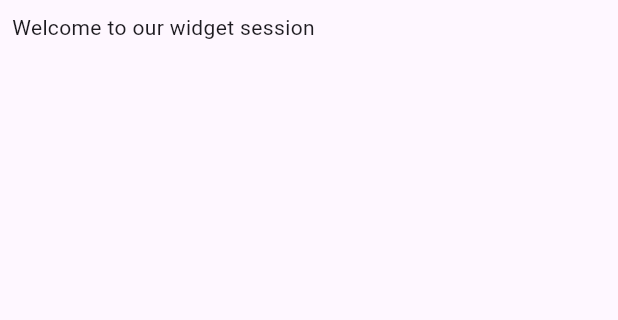
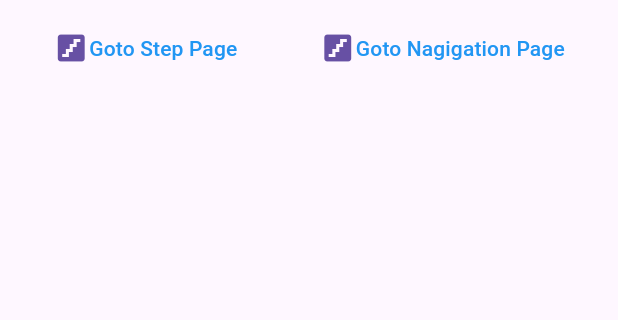
Before and after one commit to mhbabu/common_widget, a Flutter app: the screen it shows after launch, on a phone screen of 412 x 824 dp, the part 84-404 px from its top. Run offline on Flutter 3.47's test engine with Material 3 defaults, Android fonts, the light colour scheme and no system bars; our stand-ins replace flutter_svg.

Commit message:
NavigationScreen issue solved

```diff
--- a/lib/home_screen.dart
+++ b/lib/home_screen.dart
@@ -1,5 +1,6 @@
 import 'package:flutter/material.dart';
-import 'package:flutter_svg/flutter_svg.dart';
+import 'package:my_widget/navigationbar_screen.dart';
+import 'package:my_widget/step_screen.dart';
 
 class HomeScreen extends StatefulWidget {
   const HomeScreen({super.key});
@@ -26,7 +27,49 @@ class _HomeScreenState extends State<HomeScreen> {
       body: SafeArea(
         child: Padding(
           padding: EdgeInsets.all(8.0),
-          child: Text('Welcome to our widget session'),
+          child: Row(
+            mainAxisAlignment: MainAxisAlignment.spaceAround,
+            children: [
+              TextButton(
+                onPressed: () {
+                  Navigator.push(
+                    context,
+                    MaterialPageRoute(builder: (context) => const StepScreen()),
+                  );
+                },
+                child: Row(
+                  mainAxisSize: MainAxisSize.min,
+                  children: [
+                    Icon(Icons.stairs, size: 24),
+                    Text(
+                      'Goto Step Page',
+                      style: TextStyle(color: Colors.blue),
+                    ),
+                  ],
+                ),
+              ),
+              TextButton(
+                onPressed: () {
+                  Navigator.push(
+                    context,
+                    MaterialPageRoute(
+                      builder: (context) => const NagivationScreen(),
+                    ),
+                  );
+                },
+                child: Row(
+                  mainAxisSize: MainAxisSize.min,
+                  children: [
+                    Icon(Icons.stairs, size: 24),
+                    Text(
+                      'Goto Nagigation Page',
+                      style: TextStyle(color: Colors.blue),
+                    ),
+                  ],
+                ),
+              ),
+            ],
+          ),
         ),
       ),
     );
--- a/lib/navigation_bottombar.dart
+++ b/lib/navigationbar_screen.dart
@@ -1,18 +1,16 @@
 import 'package:flutter/material.dart';
 import 'package:flutter_svg/flutter_svg.dart';
 
-class HomeScreen extends StatefulWidget {
-  const HomeScreen({super.key});
+class NagivationScreen extends StatefulWidget {
+  const NagivationScreen({super.key});
 
   @override
-  State<HomeScreen> createState() => _HomeScreenState();
+  State<NagivationScreen> createState() => _NagivationScreenState();
 }
 
-class _HomeScreenState extends State<HomeScreen> {
-  /***********************
-    BOTTOM NAVIGATION BAR
-   ***********************/
+class _NagivationScreenState extends State<NagivationScreen> {
   int _selectedIndex = 0;
+
   List<Widget> _pages = [
     Container(color: Colors.red),
     Container(color: Colors.green),
@@ -20,7 +18,6 @@ class _HomeScreenState extends State<HomeScreen> {
     Container(color: Colors.deepOrange),
     Container(color: Colors.indigo),
   ];
-
 
   @override
   Widget build(BuildContext context) {
@@ -35,10 +32,35 @@ class _HomeScreenState extends State<HomeScreen> {
           color: Colors.white,
         ), // 👈 This fixes the arrow color
       ),
-
-      /*********************************
-       BOTTOM NAVIGATION BAR START HERE
-       *********************************/
+      // bottomNavigationBar: BottomNavigationBar(
+      //   items: [
+      //     BottomNavigationBarItem(
+      //       label: '',
+      //       icon: SvgPicture.asset('assets/images/home-svgrepo-com.svg'),
+      //     ),
+      //     BottomNavigationBarItem(
+      //       label: '',
+      //       icon: SvgPicture.asset('assets/images/home-svgrepo-com.svg'),
+      //     ),
+      //     BottomNavigationBarItem(
+      //       label: '',
+      //       icon: SvgPicture.asset('assets/images/home-svgrepo-com.svg'),
+      //     ),
+      //     BottomNavigationBarItem(
+      //       label: '',
+      //       icon: Container(
+      //         height: 30,
+      //         width: 30,
+      //         decoration: const BoxDecoration(
+      //           image: DecorationImage(
+      //             image: AssetImage('assets/images/home-svgrepo-com.svg'),
+      //           ),
+      //           shape: BoxShape.circle,
+      //         ),
+      //       ),
+      //     ),
+      //   ],
+      // ),
       bottomNavigationBar: BottomNavigationBar(
         currentIndex: _selectedIndex,
         onTap: (index) {
@@ -80,8 +102,13 @@ class _HomeScreenState extends State<HomeScreen> {
             ),
           ),
         ],
-      )
-
+      ),
+      body: SafeArea(
+        child: Padding(
+          padding: EdgeInsets.all(8.0),
+          child: _pages[_selectedIndex],
+        ),
+      ),
     );
   }
 }
```
